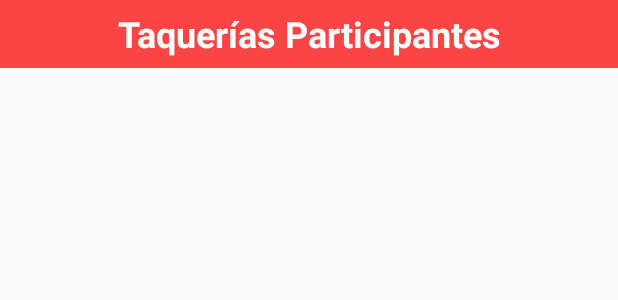
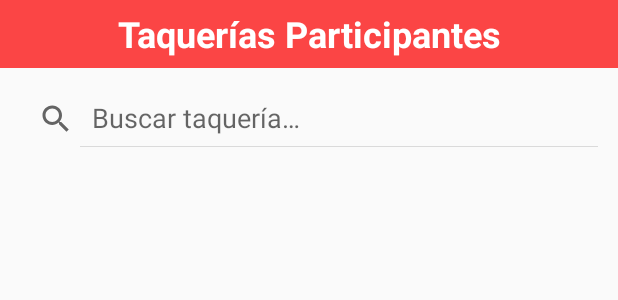
Before and after one commit to juliobadilloguzman/TaCu, an Android app: the layout fragment_taquerias.xml on its own in the app's theme, with its tools: preview values and no code run, on a phone screen of 412 x 824 dp. Shown: the top 300 px of the screen. Run offline under Robolectric (Android 15) with nearby library versions, the phone set to English and light mode, and no system bars.

Commit message:
SearchView en el layout Taquerías

```diff
--- a/app/src/main/res/layout/fragment_taquerias.xml
+++ b/app/src/main/res/layout/fragment_taquerias.xml
@@ -5,6 +5,7 @@
     android:layout_height="match_parent"
     android:layout_marginBottom="?attr/actionBarSize"
     android:orientation="vertical">
+
 
     <TextView
         android:id="@+id/textView8"
@@ -16,6 +17,18 @@
         android:textStyle="bold"
         android:textColor="@color/colorWhite"
         android:text="@string/titleListTaquerias" />
+
+    <SearchView
+        android:id="@+id/action_search"
+        android:layout_width="match_parent"
+        android:layout_height="wrap_content"
+        android:queryHint="@string/titleListTaqueriasBuscador"
+        android:layout_marginTop="10dp"
+        android:padding="5dp"
+        android:layout_marginBottom="10dp"
+        android:textAlignment="center"
+        android:iconifiedByDefault="false"
+        />
 
 
     <ScrollView
--- a/app/src/main/res/values/strings.xml
+++ b/app/src/main/res/values/strings.xml
@@ -128,6 +128,7 @@
 
     <!--  TEXTOS  -->
     <string name="titleListTaquerias">Taquerías Participantes</string>
+    <string name="titleListTaqueriasBuscador">Buscar taquería…</string>
 
     <!--
     *********************************************************************************************************************************************
```
Also changed, not shown: app/src/main/java/mx/tec/tacu/ui/maps/MapsFragment.kt (+7 -8 lines), app/src/main/java/mx/tec/tacu/ui/taquerias/TaqueriasFragment.kt (+14 -1 lines).
